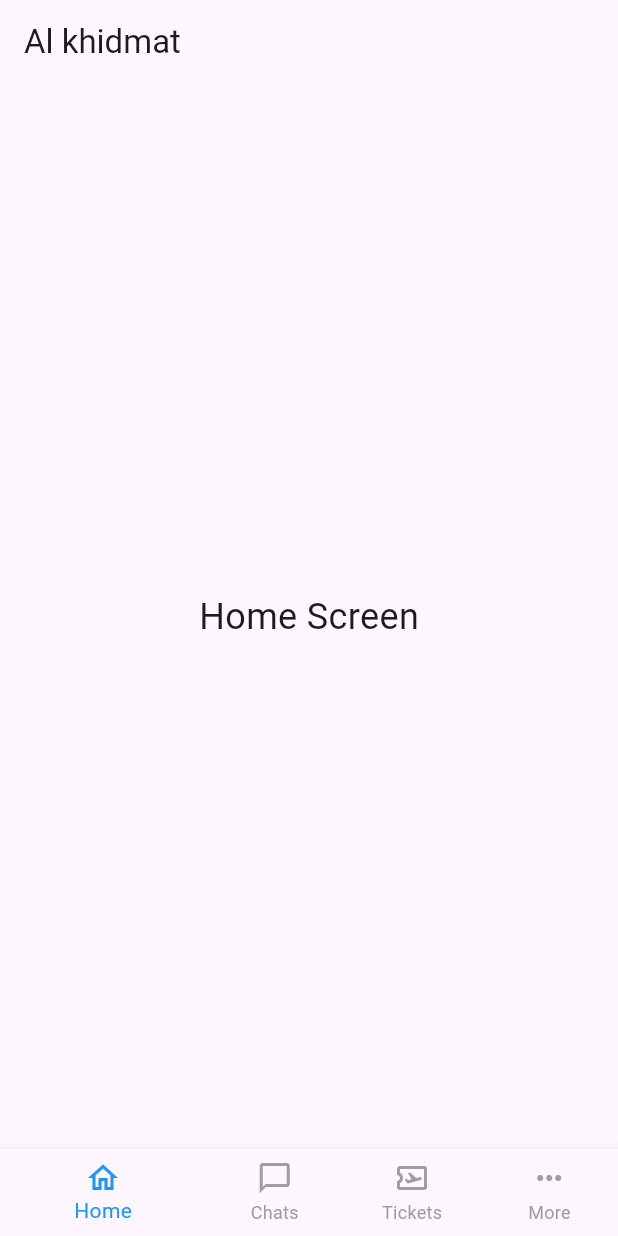
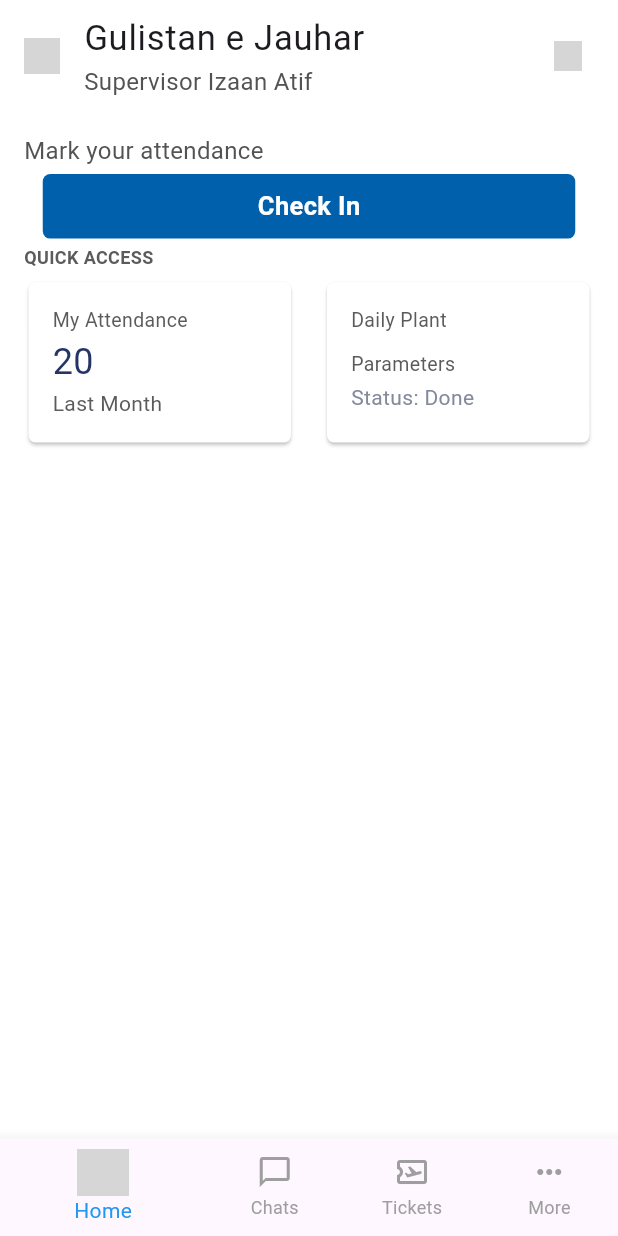
Before and after one commit to khalidbinwali/Al-Khidmat-App, a Flutter app: the screen it shows after launch, on a phone screen of 412 x 824 dp. Run offline on Flutter 3.47's test engine with Material 3 defaults, Android fonts, the phone set to English and light mode, and no system bars; grey boxes are pictures that could not be loaded.

Commit message:
home screen created

```diff
--- a/lib/screens/screen_two.dart
+++ b/lib/screens/screen_two.dart
@@ -1,4 +1,5 @@
 import 'package:flutter/material.dart';
+
 class ScreenTwo extends StatefulWidget {
   const ScreenTwo({super.key});
 
@@ -7,25 +8,124 @@ class ScreenTwo extends StatefulWidget {
 }
 
 class _ScreenTwoState extends State<ScreenTwo> {
-  final PageController _pageController=PageController();
-  int _currentindex=0;
+  final PageController _pageController = PageController();
+  int _currentindex = 0;
   @override
   Widget build(BuildContext context) {
     return DefaultTabController(
       length: 4,
       child: Scaffold(
-          appBar: AppBar(
-            title: Text('Al khidmat'),
-          ),
+        backgroundColor: Colors.white,
         body: PageView(
           controller: _pageController,
           children: [
-              Center(child: Text('Home Screen', style: TextStyle(fontSize: 24))),
-              Center(child: Text('Favorites Screen', style: TextStyle(fontSize: 24))),
-              Center(child: Text('Profile Screen', style: TextStyle(fontSize: 24))),
+            Column(
+              crossAxisAlignment: CrossAxisAlignment.start,
+              children: [
+                ListTile(
+                  title: Text(
+                    'Gulistan e Jauhar ',
+                    style: TextStyle(fontSize: 23),
+                  ),
+                  subtitle: Text(
+                    'Supervisor Izaan Atif ',
+                    style: TextStyle(fontSize: 16, color: Color(0xFF535353)),
+                  ),
+                  leading: Image.asset(
+                    'assets/pin.png',
+                    width: 24,
+                    height: 24,
+                    fit: BoxFit.cover,
+                  ),
+                  trailing: Image.asset(
+                    'assets/notification.png',
+                    width: 19,
+                    height: 20,
+                    fit: BoxFit.cover,
+                  ),
+                ),
+                SizedBox(height: 15,),
+                Padding(
+                  padding: const EdgeInsets.symmetric(horizontal: 16),
+                  child: Text(
+                    'Mark your attendance',
+                    style: TextStyle(fontSize: 16, color: Color(0xFF535353)),
+                  ),
+                ),
+                SizedBox(height: 4,),
+                Center(
+                  child: Container(
+                    width: 355,
+                    height: 43.06,
+                    decoration: BoxDecoration(color: Color(0xFF0160AC),borderRadius: BorderRadius.circular(5)),
+                    child: Center(child: Text('Check In',style:  TextStyle(fontSize: 17,color: Color(0xFFFFFFFF),fontWeight: FontWeight.w600),)),
+                  ),
+                ),
+                SizedBox(height: 4,),
+                Padding(
+                  padding: const EdgeInsets.symmetric(horizontal: 16),
+                  child: Text('QUICK ACCESS',style: TextStyle(fontSize: 12,color: Color(0xFF5B5B5B),fontWeight: FontWeight.w600),),
+                ),
+                SizedBox(height: 4,),
+                Padding(
+                  padding: const EdgeInsets.symmetric(horizontal:15 ),
+                  child: Row(mainAxisAlignment: MainAxisAlignment.spaceBetween ,
+                    children: [
+                      Expanded(
+                        child: SizedBox(height:115,
+                          child: Card(
+                            color: Colors.white,
+                            elevation: 1,
+                            shape: RoundedRectangleBorder(borderRadius: BorderRadius.circular(5)),
+                            child: Padding(
+                              padding: const EdgeInsets.all(16),
+                              child: Column(
+                                crossAxisAlignment: CrossAxisAlignment.start,
+                                children: [
+                              Text('My Attendance',style:TextStyle(fontSize: 13,color: Color(0xFF5B5B5B),) ,),
+                              SizedBox(height: 1,),
+                              Text('20',style:TextStyle(fontSize: 24,color: Color(0xFF243465),) ,),
+                              SizedBox(height: 1,),
+                              Text('Last Month ',style:TextStyle(fontSize: 14,color: Color(0xFF5B5B5B),) ,),
+                                                  ],),
+                            ),),
+                        ),
+                      ),
+                      SizedBox(width: 16),
+                      Expanded(
+                        child: SizedBox(height:115 ,
+                          child: Card(
+                            color: Colors.white,
+                            elevation: 1,
+                            shape: RoundedRectangleBorder(borderRadius: BorderRadius.circular(5)),
+                            child: Padding(
+                              padding: const EdgeInsets.all(16),
+                              child: Column(
+                                crossAxisAlignment: CrossAxisAlignment.start,
+                                children: [
+                              Text('Daily Plant',style:TextStyle(fontSize: 13,color: Color(0xFF5B5B5B),) ,),
+                              SizedBox(height: 10,),
+                              Text('Parameters',style:TextStyle(fontSize: 13,color: Color(0xFF5B5B5B),) ,),
+                              SizedBox(height: 3,),
+                              Text('Status: Done ',style:TextStyle(fontSize: 14,color: Color(0xFF848A9C),) ,),
+                                                  ],),
+                            ),),
+                        ),
+                      ),
+                    ],
+                  ),
+                )
+              ],
+            ),
+            Center(
+              child: Text('Favorites Screen', style: TextStyle(fontSize: 24)),
+            ),
+            Center(
+              child: Text('Profile Screen', style: TextStyle(fontSize: 24)),
+            ),
             Center(child: Text('MOre Screen', style: TextStyle(fontSize: 24))),
           ],
-            onPageChanged: (index){
+          onPageChanged: (index) {
             setState(() {
               _currentindex = index;
             });
@@ -38,19 +138,37 @@ class _ScreenTwoState extends State<ScreenTwo> {
           showSelectedLabels: true,
           showUnselectedLabels: true,
           currentIndex: _currentindex,
-            onTap: (index){
+          onTap: (index) {
             setState(() {
               _currentindex = index;
             });
             _pageController.jumpToPage(index);
           },
           items: [
-              BottomNavigationBarItem(icon: Icon(Icons.home_outlined),label: "Home"),
-              BottomNavigationBarItem(icon: Icon(Icons.chat_bubble_outline_outlined),label: "Chats"),
-              BottomNavigationBarItem(icon: Icon(Icons.airplane_ticket_outlined),label: "Tickets"),
-              BottomNavigationBarItem(icon: Icon(Icons.more_horiz),label: "More",),
+            BottomNavigationBarItem(
+              icon: Image.asset(
+                'assets/Vector.png',
+                width: 35,
+                height: 31,
+                fit: BoxFit.cover,
+              ),
+              label: "Home",
+            ),
+            BottomNavigationBarItem(
+              icon: Icon(Icons.chat_bubble_outline_outlined),
+              label: "Chats",
+            ),
+            BottomNavigationBarItem(
+              icon: Icon(Icons.airplane_ticket_outlined),
+              label: "Tickets",
+            ),
+            BottomNavigationBarItem(
+              icon: Icon(Icons.more_horiz),
+              label: "More",
+            ),
           ],
         ),
-        ));
+      ),
+    );
   }
 }
--- a/pubspec.yaml
+++ b/pubspec.yaml
@@ -51,6 +51,10 @@ dev_dependencies:
 
 # The following section is specific to Flutter packages.
 flutter:
+  assets:
+    - assets/pin.png
+    - assets/Vector.png
+    - assets/notification.png
 
   # The following line ensures that the Material Icons font is
   # included with your application, so that you can use the icons in
```
Lines whose indentation alone changed are shown as unchanged.
